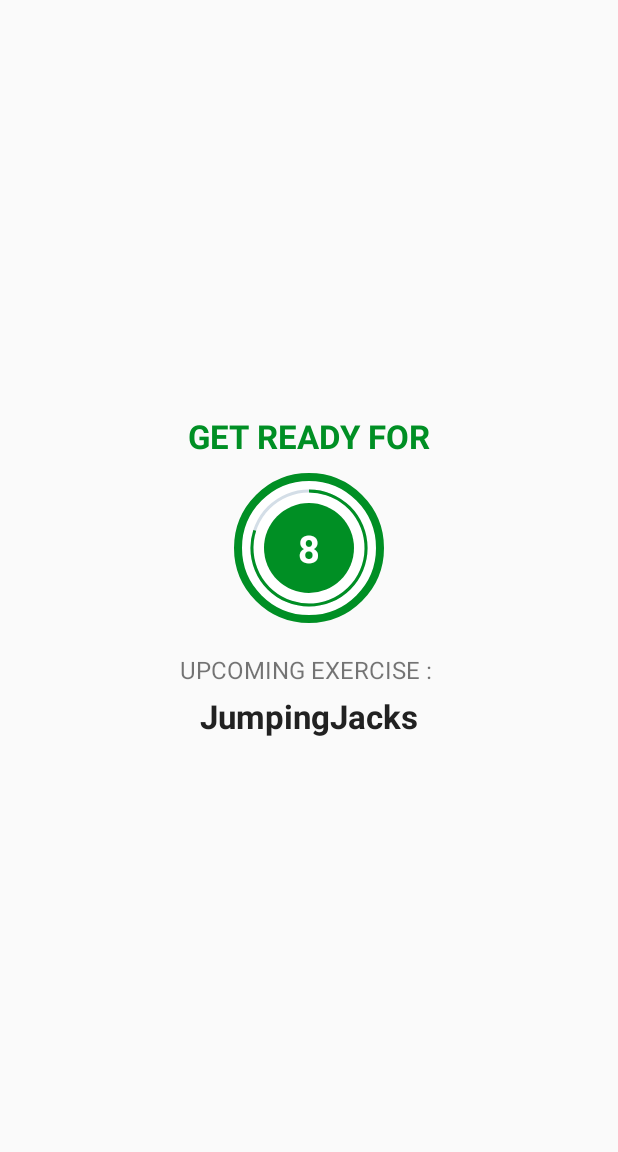
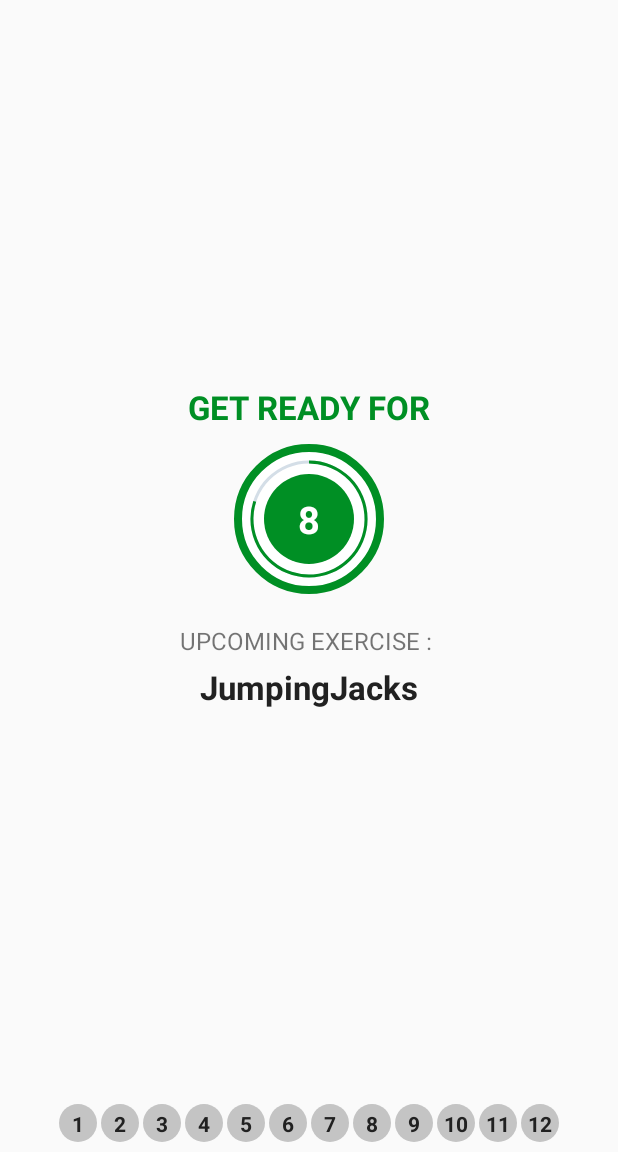
Before and after one commit to itsrdb/Kotlin_7MinuteWorkout, an Android app: the ExerciseActivity screen opened directly, with no data from a screen before it, on a phone screen of 412 x 824 dp, the part 84-1236 px from its top. Run offline under Robolectric (Android 15) with nearby library versions, the phone set to English and light mode, and no system bars.

Commit message:
Added progress dots

```diff
--- a/app/build.gradle
+++ b/app/build.gradle
@@ -1,6 +1,7 @@
 plugins {
     id 'com.android.application'
     id 'kotlin-android'
+    id 'kotlin-android-extensions'
 }
 
 android {
--- a/app/src/main/java/com/itsrdb/a7minuteworkout/ExerciseActivity.kt
+++ b/app/src/main/java/com/itsrdb/a7minuteworkout/ExerciseActivity.kt
@@ -9,6 +9,8 @@
 import android.view.View
 import android.widget.*
 import androidx.appcompat.widget.Toolbar
+import androidx.recyclerview.widget.LinearLayoutManager
+import kotlinx.android.synthetic.main.activity_exercise.*
 import org.w3c.dom.Text
 import java.lang.Exception
 import java.util.*
@@ -28,6 +30,8 @@
     private var tts: TextToSpeech? = null
     private var player: MediaPlayer? = null
 
+    private var exerciseAdapter: ExerciseStatusAdapter? = null
+
     override fun onCreate(savedInstanceState: Bundle?) {
         super.onCreate(savedInstanceState)
         setContentView(R.layout.activity_exercise)
@@ -46,6 +50,7 @@
 
         exerciseList = Constants.defaultExerciseList()
         setupRestView()
+        setupExerciseStatusRecyclerView()
     }
 
     private fun setRestProgressBar(){
@@ -128,16 +133,16 @@
 
         val llRest = findViewById<LinearLayout>(R.id.llRestView)
         val llExercise = findViewById<LinearLayout>(R.id.llExerciseView)
+        llRest.visibility = View.VISIBLE
         llExercise.visibility = View.GONE
-        llRest.visibility = View.VISIBLE
 
         if(restTimer != null){
             restTimer!!.cancel()
             restProgress = 0
         }
 
-        val tvUpcoming = findViewById<TextView>(R.id.tvUpcomingExerciseName)
-        tvUpcoming.text = exerciseList!![currentExercisePosition+1].getName()
+        //val tvUpcoming = findViewById<TextView>(R.id.tvUpcomingExerciseName)
+        tvUpcomingExerciseName.text = exerciseList!![currentExercisePosition+1].getName()
         setRestProgressBar()
     }
 
@@ -170,4 +175,11 @@
     private fun speakOut(text: String){
         tts!!.speak(text, TextToSpeech.QUEUE_FLUSH, null, "")
     }
+
+    private fun setupExerciseStatusRecyclerView(){
+        rvExerciseStatus.layoutManager = LinearLayoutManager(this, LinearLayoutManager.HORIZONTAL,
+        false)
+        exerciseAdapter = ExerciseStatusAdapter(exerciseList!!, this)
+        rvExerciseStatus.adapter = exerciseAdapter
+    }
 }
--- /dev/null
+++ b/app/src/main/java/com/itsrdb/a7minuteworkout/ExerciseStatusAdapter.kt
@@ -0,0 +1,31 @@
+package com.itsrdb.a7minuteworkout
+
+import android.content.Context
+import android.view.LayoutInflater
+import android.view.View
+import android.view.ViewGroup
+import androidx.recyclerview.widget.RecyclerView
+import kotlinx.android.synthetic.main.item_exercise_status.view.*
+
+
+class ExerciseStatusAdapter(val items: ArrayList<ExerciseModel>, val context: Context) :
+    RecyclerView.Adapter<ExerciseStatusAdapter.ViewHolder>() {
+    class ViewHolder(view: View) : RecyclerView.ViewHolder(view){
+        val tvItem = view.tvItem
+    }
+
+    override fun onCreateViewHolder(p0: ViewGroup, p1: Int): ViewHolder {
+        return ViewHolder(LayoutInflater.from(context)
+            .inflate(R.layout.item_exercise_status, p0, false))
+    }
+
+    override fun onBindViewHolder(p0: ViewHolder, p1: Int) {
+        val model: ExerciseModel = items[p1]
+
+        p0.tvItem.text = model.getId().toString()
+    }
+
+    override fun getItemCount(): Int {
+        return items.size
+    }
+}
--- /dev/null
+++ b/app/src/main/res/drawable/item_circular_color_gray_background.xml
@@ -0,0 +1,8 @@
+<?xml version="1.0" encoding="utf-8"?>
+<!--TODO(Step 3 : Here we have added a gray circular background which we will use in the recycler view item as background.)-->
+<!--START-->
+<shape xmlns:android="http://schemas.android.com/apk/res/android"
+    android:shape="oval">
+
+    <solid android:color="#C4C4C4" />
+</shape><!--END-->
--- a/app/src/main/res/layout/activity_exercise.xml
+++ b/app/src/main/res/layout/activity_exercise.xml
@@ -18,6 +18,7 @@
         android:layout_height="match_parent"
         android:layout_below="@id/toolbar_exercise_activity"
         android:gravity="center"
+        android:layout_above="@id/rvExerciseStatus"
         android:orientation="vertical"
         android:visibility="visible">
 
@@ -91,6 +92,7 @@
         android:layout_height="match_parent"
         android:layout_below="@id/toolbar_exercise_activity"
         android:gravity="center"
+        android:layout_above="@id/rvExerciseStatus"
         android:orientation="vertical"
         android:visibility="gone">
 
@@ -152,4 +154,15 @@
 
     </LinearLayout>
 
+    <androidx.recyclerview.widget.RecyclerView
+        android:id="@+id/rvExerciseStatus"
+        android:layout_width="wrap_content"
+        android:layout_height="wrap_content"
+        android:layout_alignParentBottom="true"
+        android:layout_centerHorizontal="true"
+        android:layout_marginStart="5dp"
+        android:layout_marginTop="5dp"
+        android:layout_marginEnd="5dp"
+        android:layout_marginBottom="5dp" />
+
 </RelativeLayout>
--- /dev/null
+++ b/app/src/main/res/layout/item_exercise_status.xml
@@ -0,0 +1,17 @@
+<?xml version="1.0" encoding="utf-8"?>
+<!--TODO(Step 2 : Designing an item for recycler view component and use the drawable background which we have created in previous step.)-->
+<!--START-->
+<TextView xmlns:android="http://schemas.android.com/apk/res/android"
+    xmlns:tools="http://schemas.android.com/tools"
+    android:id="@+id/tvItem"
+    android:layout_width="25dp"
+    android:layout_height="25dp"
+    android:layout_margin="1dp"
+    android:background="@drawable/item_circular_color_gray_background"
+    android:gravity="center"
+    android:padding="3dp"
+    android:textColor="#212121"
+    android:textSize="14sp"
+    android:textStyle="bold"
+    tools:text="1" />
+    <!--END-->
```
